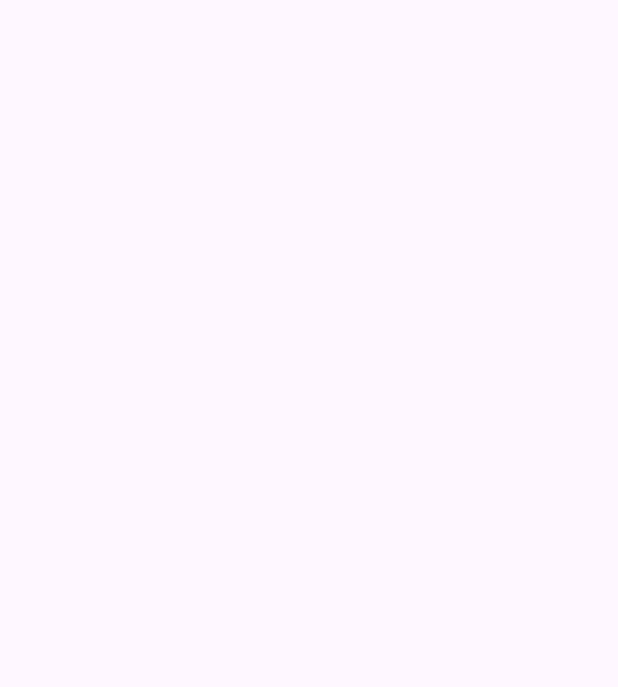
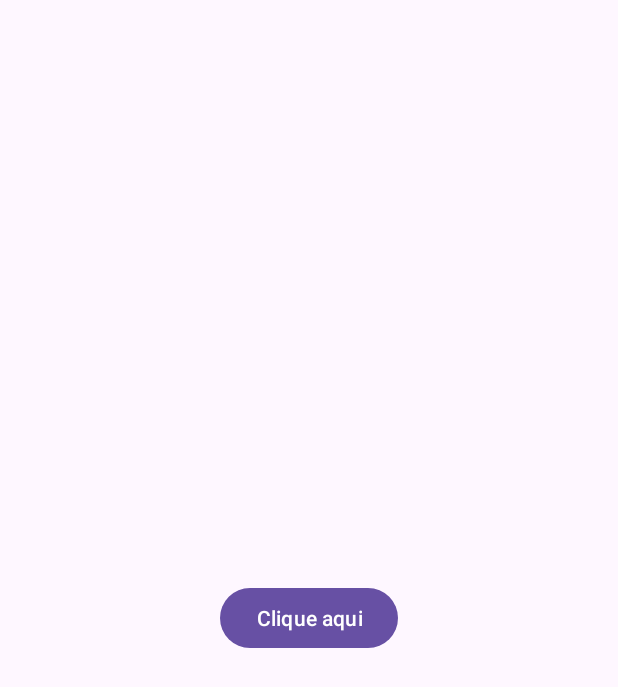
Before and after one commit to DanielBrisch/CalculadoraAndroidNative, an Android app: the screen it shows after launch (MainActivity), on a phone screen of 412 x 824 dp. Before the commit the part shown is empty. Shown: the top 687 px of the screen. Run offline under Robolectric (Android 15) with nearby library versions, the phone set to English and light mode, and no system bars.

```diff
--- a/app/src/main/java/com/example/calculadora/MainActivity.java
+++ b/app/src/main/java/com/example/calculadora/MainActivity.java
@@ -1,14 +1,39 @@
 package com.example.calculadora;
 
 import android.os.Bundle;
+import android.view.View;
+import android.widget.Button;
+import android.widget.TextView;
 import androidx.appcompat.app.AppCompatActivity;
+
 public class MainActivity extends AppCompatActivity {
+
+    private int num = 0;
+    private Button button;
+    private TextView txtCounter;
 
     @Override
     protected void onCreate(Bundle savedInstanceState) {
         super.onCreate(savedInstanceState);
+        setContentView(R.layout.activity_main);
 
+        button = findViewById(R.id.myButton);
+        txtCounter = findViewById(R.id.txtCounter);
+
+        controlaBotao();
+    }
+
+    public void controlaBotao() {
+        button.setOnClickListener(new View.OnClickListener() {
+            @Override
+            public void onClick(View v) {
+                num += 1;
+                txtCounter.setText(String.valueOf(num));
+            }
+        });
+    }
+
+    public void iniciaViews() {
 
     }
-
 }
--- a/app/src/main/res/layout/activity_main.xml
+++ b/app/src/main/res/layout/activity_main.xml
@@ -1,6 +1,16 @@
 <RelativeLayout xmlns:android="http://schemas.android.com/apk/res/android"
     android:layout_width="match_parent"
-    android:layout_height="match_parent">
+    android:layout_height="match_parent"
+    android:gravity="center"
+    android:padding="16dp">
+
+<TextView
+        android:id="@+id/txtCounter"
+        android:layout_width="wrap_content"
+        android:text="0"
+        android:textSize="18sp"
+        android:layout_centerInParent="true"
+        android:layout_height="wrap_content"/>
 
     <Button
         android:id="@+id/myButton"
@@ -8,4 +18,5 @@
         android:layout_height="wrap_content"
         android:text="Clique aqui"
         android:layout_centerInParent="true"/>
+
 </RelativeLayout>
```
